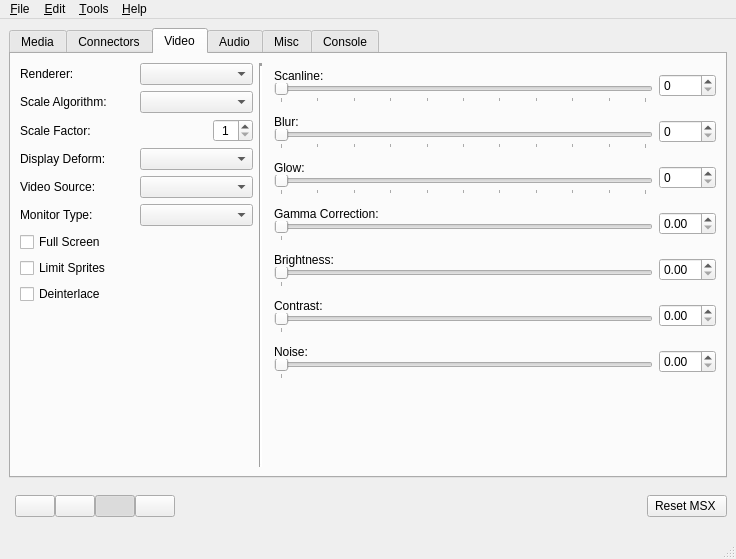
Qt form res/main.ui (openMSX/catapult) before a commit.
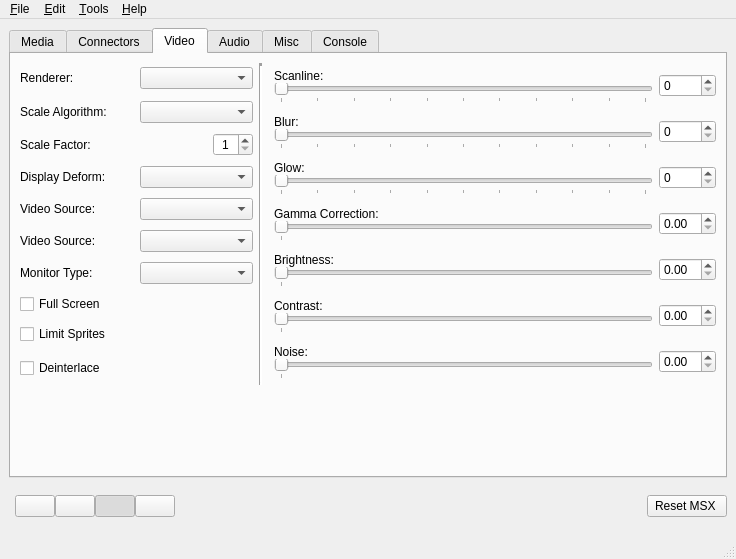
The same form after that commit. The open tabs and pages were chosen to show the change. Icons and pictures are not drawn.

Commit message:
Added VSync setting to video settings
Just make it easy to change this thing in this Catapult as well.

```diff
--- a/res/main.ui
+++ b/res/main.ui
@@ -2505,6 +2505,23 @@
         <item row="5" column="0" >
          <layout class="QHBoxLayout" >
           <item>
+           <widget class="QLabel" name="label_6" >
+            <property name="text" >
+             <string>Video Source:</string>
+            </property>
+            <property name="alignment" >
+             <set>Qt::AlignLeading|Qt::AlignLeft|Qt::AlignVCenter</set>
+            </property>
+           </widget>
+          </item>
+          <item>
+           <widget class="QComboBox" name="vSyncComboBox" />
+          </item>
+         </layout>
+        </item>
+        <item row="6" column="0" >
+         <layout class="QHBoxLayout" >
+          <item>
            <widget class="QLabel" name="label_7" >
             <property name="text" >
              <string>Monitor Type:</string>
@@ -2519,28 +2536,28 @@
           </item>
          </layout>
         </item>
-        <item row="6" column="0" >
+        <item row="7" column="0" >
          <widget class="QCheckBox" name="fullscreen" >
           <property name="text" >
            <string>Full Screen</string>
           </property>
          </widget>
         </item>
-        <item row="7" column="0" >
+        <item row="8" column="0" >
          <widget class="QCheckBox" name="limitsprites" >
           <property name="text" >
            <string>Limit Sprites</string>
           </property>
          </widget>
         </item>
-        <item row="8" column="0" >
+        <item row="9" column="0" >
          <widget class="QCheckBox" name="deinterlace" >
           <property name="text" >
            <string>Deinterlace</string>
           </property>
          </widget>
         </item>
-        <item row="9" column="0" >
+        <item row="10" column="0" >
          <spacer>
           <property name="orientation" >
            <enum>Qt::Vertical</enum>
```
The commit also changes 2 other files.
